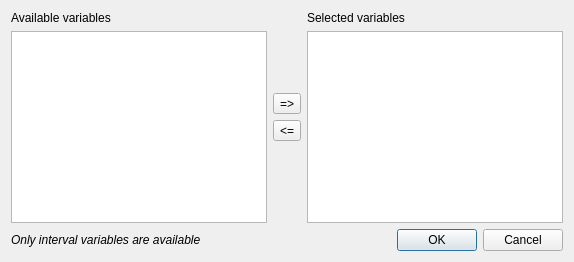
Before: the Qt Designer form cogstat/ui/filter_outlier.ui in cogstat/cogstat, drawn with Qt 5.
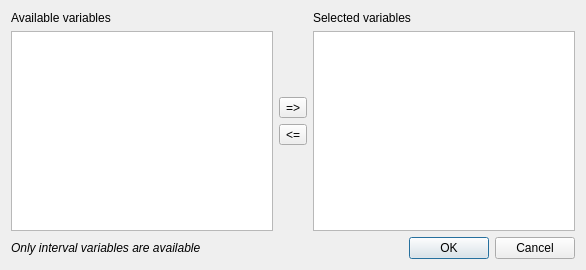
After: the same form once the commit is applied.

The edit to the form file:
```diff
--- a/cogstat/ui/filter_outlier.ui
+++ b/cogstat/ui/filter_outlier.ui
@@ -2,6 +2,14 @@
 <ui version="4.0">
  <class>Dialog</class>
  <widget class="QDialog" name="Dialog">
+  <property name="geometry">
+   <rect>
+    <x>0</x>
+    <y>0</y>
+    <width>586</width>
+    <height>270</height>
+   </rect>
+  </property>
   <property name="windowTitle">
    <string>Filter outlier</string>
   </property>
```
Left out of the diff: 9 changed lines with no effect on the pictures.
